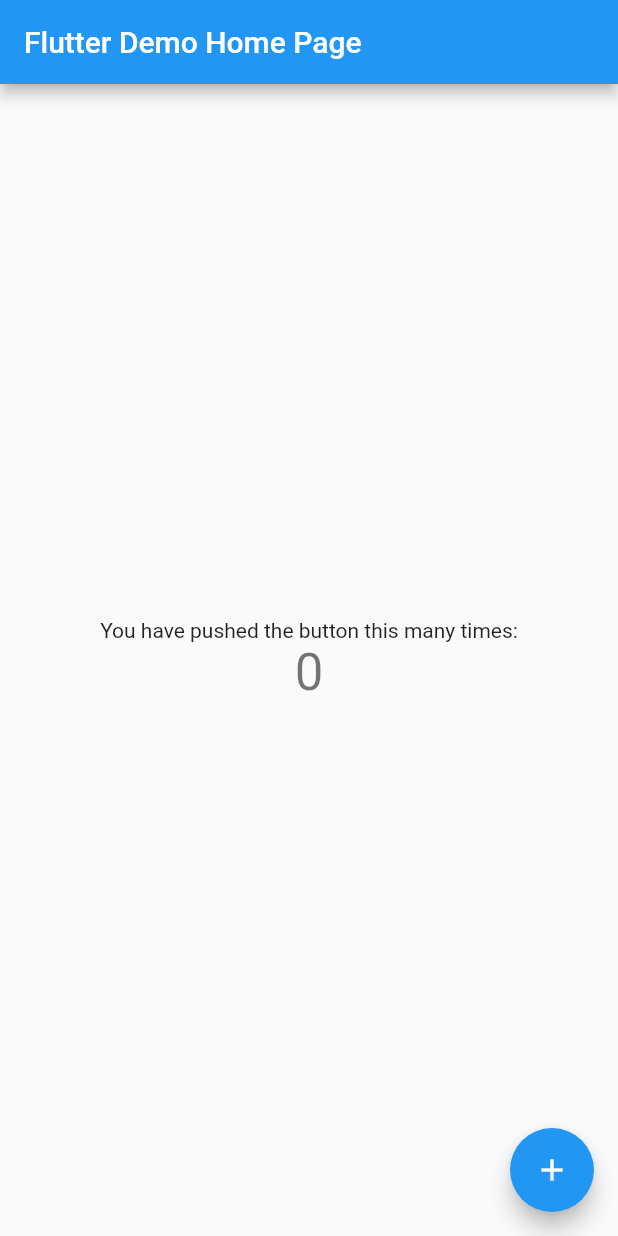
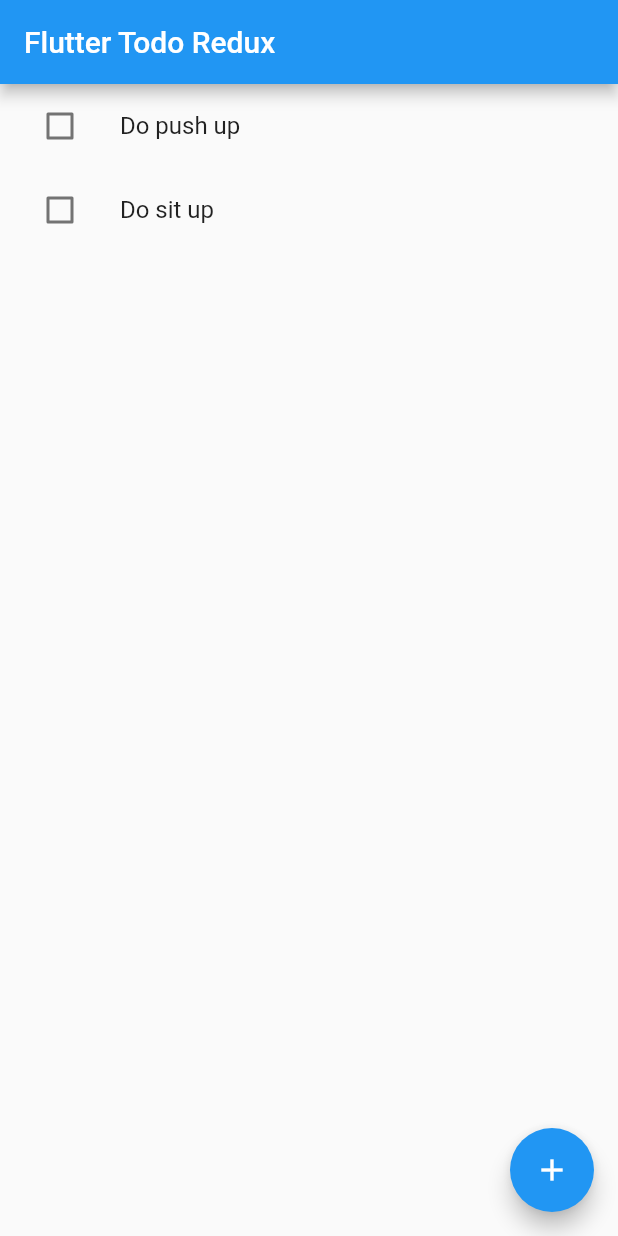
Before and after one commit to daveychu/flutter_todo_redux, a Flutter app: the screen it shows after launch, on a phone screen of 412 x 824 dp. Run offline on Flutter 3.47's test engine with Material 2 defaults, Android fonts, the phone set to English and light mode, and no system bars; our stand-ins replace built_collection, flutter_redux, redux.

Commit message:
Mock todos data, show them and toggle completion

```diff
--- a/lib/main.dart
+++ b/lib/main.dart
@@ -1,61 +1,75 @@
+import 'package:built_collection/built_collection.dart';
+import 'package:flutter/cupertino.dart';
 import 'package:flutter/material.dart';
+import 'package:flutter_redux/flutter_redux.dart';
+import 'package:flutter_todo_redux/redux.dart';
+import 'package:redux/redux.dart';
 
 void main() => runApp(MyApp());
 
 class MyApp extends StatelessWidget {
+  final Store<AppState> store = Store<AppState>(
+    appReducer,
+    initialState: AppState(BuiltList.of([
+      Todo('Do push up'),
+      Todo('Do sit up'),
+    ])),
+  );
+
   @override
   Widget build(BuildContext context) {
-    return MaterialApp(
-      title: 'Flutter Demo',
-      theme: ThemeData(
-        primarySwatch: Colors.blue,
+    return StoreProvider(
+      store: this.store,
+      child: MaterialApp(
+        title: 'Flutter Todo Redux',
+        home: MyHomePage(),
       ),
-      home: MyHomePage(title: 'Flutter Demo Home Page'),
     );
   }
 }
 
 class MyHomePage extends StatefulWidget {
-  MyHomePage({Key key, this.title}) : super(key: key);
-
-  final String title;
+  MyHomePage({Key key}) : super(key: key);
 
   @override
   _MyHomePageState createState() => _MyHomePageState();
 }
 
 class _MyHomePageState extends State<MyHomePage> {
-  int _counter = 0;
-
-  void _incrementCounter() {
-    setState(() {
-      _counter++;
-    });
-  }
-
   @override
   Widget build(BuildContext context) {
+    Store<AppState> store = StoreProvider.of<AppState>(context);
     return Scaffold(
       appBar: AppBar(
-        title: Text(widget.title),
+        title: Text('Flutter Todo Redux'),
       ),
-      body: Center(
-        child: Column(
-          mainAxisAlignment: MainAxisAlignment.center,
-          children: <Widget>[
-            Text(
-              'You have pushed the button this many times:',
-            ),
-            Text(
-              '$_counter',
-              style: Theme.of(context).textTheme.display1,
-            ),
-          ],
+      body: StoreConnector<AppState, List<Todo>>(
+        converter: (store) => store.state.todos.toList(),
+        builder: (context, todos) => ListView.builder(
+          itemCount: todos.length,
+          itemBuilder: (context, index) {
+            var todo = todos[index];
+            return ListTile(
+              leading: Checkbox(
+                onChanged: (value) => value
+                    ? store.dispatch(CompleteTodo(todo))
+                    : store.dispatch(ReopenTodo(todo)),
+                value: todo.isCompleted,
+              ),
+              title: Text(
+                todo.name,
+                style: TextStyle(
+                    decoration: todo.isCompleted
+                        ? TextDecoration.lineThrough
+                        : TextDecoration.none),
+              ),
+            );
+          },
         ),
       ),
       floatingActionButton: FloatingActionButton(
-        onPressed: _incrementCounter,
-        tooltip: 'Increment',
+        onPressed: () {},
+        tooltip: 'Add todo',
         child: Icon(Icons.add),
       ),
     );
--- /dev/null
+++ b/lib/redux.dart
@@ -0,0 +1,77 @@
+import 'package:built_collection/built_collection.dart';
+import 'package:flutter/material.dart';
+
+class EditTodo {
+  Todo todo;
+  Todo newTodo;
+
+  EditTodo(this.todo, this.newTodo);
+}
+
+@immutable
+class Todo {
+  final String name;
+  final bool isCompleted;
+
+  Todo(this.name, [this.isCompleted = false]);
+
+  @override
+  String toString() {
+    return name;
+  }
+}
+
+class DeleteTodo {
+  Todo todo;
+
+  DeleteTodo(this.todo);
+}
+
+class ReopenTodo {
+  Todo todo;
+
+  ReopenTodo(this.todo);
+}
+
+class CompleteTodo {
+  Todo todo;
+
+  CompleteTodo(this.todo);
+}
+
+class AddTodo {
+  Todo todo;
+
+  AddTodo(this.todo);
+}
+
+AppState appReducer(AppState appState, action) {
+  if (action is AddTodo) {
+    return AppState(BuiltList.of(appState.todos.toList()..add(action.todo)));
+  } else if (action is CompleteTodo) {
+    return AppState(BuiltList.of(appState.todos
+        .map((todo) => todo == action.todo ? Todo(todo.name, true) : todo)));
+  } else if (action is ReopenTodo) {
+    return AppState(BuiltList.of(appState.todos
+        .map((todo) => todo == action.todo ? Todo(todo.name, false) : todo)));
+  } else if (action is DeleteTodo) {
+    return AppState(BuiltList.of(
+        appState.todos.toList()..removeWhere((todo) => todo == action.todo)));
+  } else if (action is EditTodo) {
+    return AppState(BuiltList.of(appState.todos
+        .toList()
+        .map((todo) => todo == action.todo ? action.newTodo : todo)));
+  }
+  return appState;
+}
+
+@immutable
+class AppState {
+  final BuiltList<Todo> todos;
+
+  factory AppState.initial() {
+    return AppState(BuiltList.of([]));
+  }
+
+  AppState(this.todos);
+}
```
Also changed, not shown: 2 other files.
